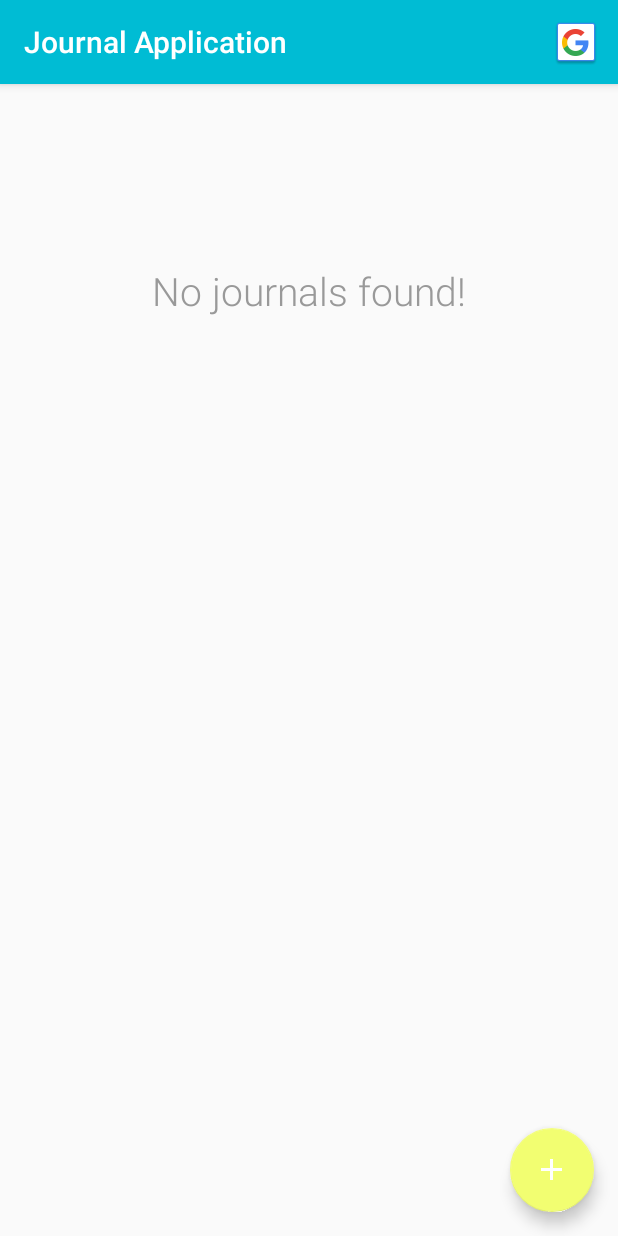
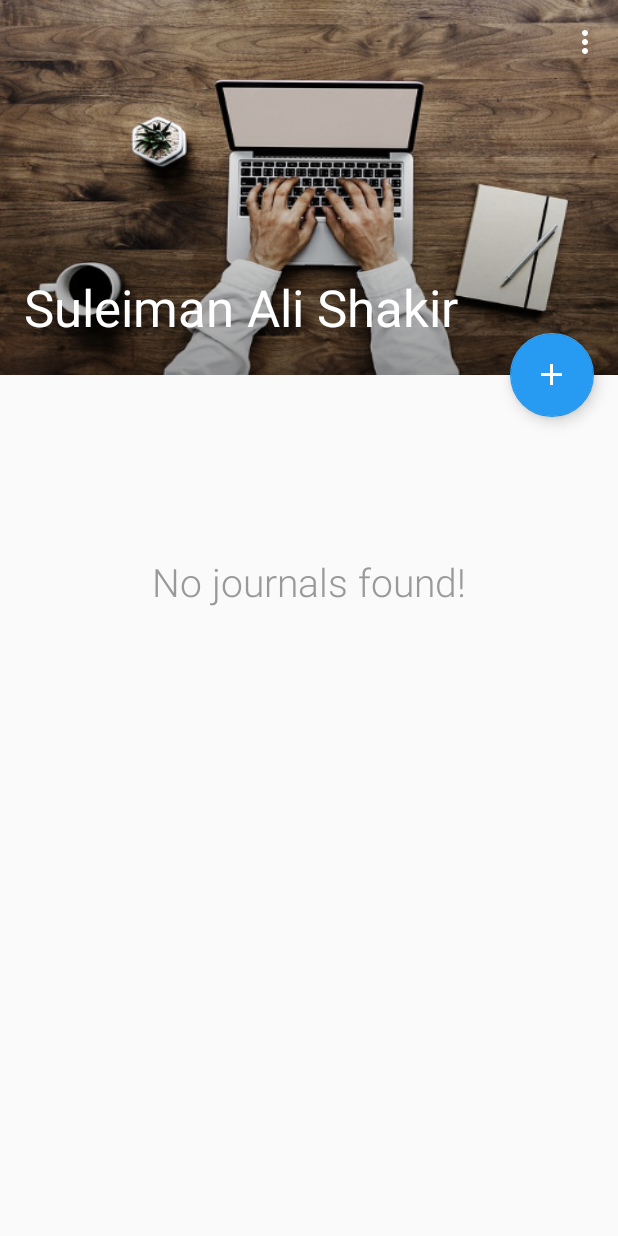
Before and after one commit to themavencoder/JournalApplication, an Android app: the screen it shows after launch once a user with an empty profile is signed in (MainActivity), on a phone screen of 412 x 824 dp. Run offline under Robolectric (Android 15) with nearby library versions, the phone set to English and light mode, and no system bars; our stand-ins replace Firebase (no records; nobody signed in at launch, a user with empty details on screens opened directly); libraries missing offline, so code that uses them is left out: android.support.v7; 1 statement that could not run was skipped.

Commit message:
Add collapsible toolbar

```diff
--- a/app/build.gradle
+++ b/app/build.gradle
@@ -19,6 +19,7 @@ android {
 }
 
 dependencies {
+
     implementation fileTree(include: ['*.jar'], dir: 'libs')
     implementation 'com.android.support:appcompat-v7:27.1.0'
     implementation 'com.android.support.constraint:constraint-layout:1.1.2'
@@ -31,6 +32,7 @@ dependencies {
     androidTestImplementation 'com.android.support.test.espresso:espresso-core:3.0.2'
     implementation 'com.google.android.gms:play-services-auth:11.6.0'
     implementation 'com.android.support:recyclerview-v7:27.1.1'
+    implementation 'com.android.support:palette-v7:27.1.1'
 }
 
 apply plugin: 'com.google.gms.google-services'
--- a/app/src/main/java/com/aloineinc/journalapplication/MainActivity.java
+++ b/app/src/main/java/com/aloineinc/journalapplication/MainActivity.java
@@ -2,13 +2,19 @@ package com.aloineinc.journalapplication;
 
 import android.content.DialogInterface;
 import android.content.Intent;
+import android.graphics.Bitmap;
+import android.graphics.BitmapFactory;
 import android.support.annotation.NonNull;
+import android.support.design.widget.AppBarLayout;
+import android.support.design.widget.CollapsingToolbarLayout;
 import android.support.design.widget.CoordinatorLayout;
 import android.support.design.widget.FloatingActionButton;
 import android.support.v7.app.AlertDialog;
 import android.support.v7.app.AppCompatActivity;
 import android.os.Bundle;
+import android.support.v7.graphics.Palette;
 import android.support.v7.widget.DefaultItemAnimator;
+import android.support.v7.widget.DividerItemDecoration;
 import android.support.v7.widget.LinearLayoutManager;
 import android.support.v7.widget.RecyclerView;
 import android.support.v7.widget.Toolbar;
@@ -19,6 +25,7 @@ import android.view.MenuInflater;
 import android.view.MenuItem;
 import android.view.View;
 import android.widget.EditText;
+import android.widget.ImageView;
 import android.widget.TextView;
 import android.widget.Toast;
 
@@ -26,7 +33,6 @@ import com.aloineinc.journalapplication.Userauthentication.UserLoginActivity;
 import com.aloineinc.journalapplication.localdb.JournalDbHelper;
 import com.aloineinc.journalapplication.localdb.model.JournalModel;
 import com.aloineinc.journalapplication.localdb.utilities.RecyclerTouchListener;
-import com.aloineinc.journalapplication.localdb.utilities.SeparatorItemDecoration;
 import com.google.firebase.auth.FirebaseAuth;
 import com.google.firebase.database.DatabaseReference;
 import com.google.firebase.database.FirebaseDatabase;
@@ -51,6 +57,12 @@ public class MainActivity extends AppCompatActivity {
    private FirebaseDatabase mFirebaseDatabase;
     private DatabaseReference mMessagesDatabaseReference;
 
+    private AppBarLayout appBarLayout;
+    private boolean appBarExpanded;
+    private Menu collapsedMenu;
+    private CollapsingToolbarLayout collapsingToolbar;
+    private ImageView header;
+
 
 
     @Override
@@ -59,13 +71,27 @@ public class MainActivity extends AppCompatActivity {
         setContentView(R.layout.activity_main);
         Toolbar toolbar = findViewById(R.id.toolbar);
         setSupportActionBar(toolbar);
-        mCoordinatorLayout = findViewById(R.id.coordinator_layout);
-        mRecyclerView = findViewById(R.id.recycler_view);
-        mJournalsView = findViewById(R.id.empty_journals_view);
+        collapsingToolbar =findViewById(R.id.collapsing_toolbar);
+        collapsingToolbar.setTitle("Suleiman Ali Shakir");
+        ImageView header = findViewById(R.id.header);
+        init();
+        journalsList.addAll(mDb.getAllJournals());
 
-        mDb = new JournalDbHelper(this);
-
-        journalsList.addAll(mDb.getAllJournals());
+        appBarLayout = findViewById(R.id.app_bar_layout);
+        appBarLayout.addOnOffsetChangedListener(new AppBarLayout.OnOffsetChangedListener() {
+            @Override
+            public void onOffsetChanged(AppBarLayout appBarLayout, int verticalOffset) {
+                //  Vertical offset == 0 indicates appBar is fully  expanded.
+                if (Math.abs(verticalOffset) > 200) {
+                    appBarExpanded = false;
+                    invalidateOptionsMenu();
+                } else {
+                    appBarExpanded = true;
+                    invalidateOptionsMenu();
+                }
+            }
+        });
+        gradientImage();
 
         FloatingActionButton fab = (FloatingActionButton) findViewById(R.id.fab);
         fab.setOnClickListener(new View.OnClickListener() {
@@ -79,7 +105,7 @@ public class MainActivity extends AppCompatActivity {
         RecyclerView.LayoutManager mLayoutManager = new LinearLayoutManager(getApplicationContext());
         mRecyclerView.setLayoutManager(mLayoutManager);
         mRecyclerView.setItemAnimator(new DefaultItemAnimator());
-        mRecyclerView.addItemDecoration(new SeparatorItemDecoration(this, LinearLayoutManager.VERTICAL, 16));
+        mRecyclerView.addItemDecoration(new DividerItemDecoration(this,LinearLayoutManager.VERTICAL));
         mRecyclerView.setAdapter(mJournalsAdapter);
 
         controlEmptyJournals();
@@ -124,6 +150,16 @@ public class MainActivity extends AppCompatActivity {
         };
         mFirebaseDatabase = FirebaseDatabase.getInstance();
         mMessagesDatabaseReference = mFirebaseDatabase.getReference().child("entries");
+
+    }
+
+    private void init() {
+        mCoordinatorLayout = findViewById(R.id.coordinator_layout);
+        mRecyclerView = findViewById(R.id.recycler_view);
+        mJournalsView = findViewById(R.id.empty_journals_view);
+
+        mDb = new JournalDbHelper(this);
+
 
     }
     private void createJournal(String journal) {
@@ -279,6 +315,7 @@ public class MainActivity extends AppCompatActivity {
     public boolean onCreateOptionsMenu(Menu menu) {
         MenuInflater inflater = getMenuInflater();
         inflater.inflate(R.menu.logout, menu);
+        collapsedMenu = menu;
         return true;
     }
 
@@ -289,6 +326,10 @@ public class MainActivity extends AppCompatActivity {
 
             case R.id.logout:
                 firebaseAuth.signOut();
+                break;
+            default:
+                showJournalDialog(false, null, -1);
+
 
         }
 
@@ -296,6 +337,19 @@ public class MainActivity extends AppCompatActivity {
 
     }
 
+    @Override
+    public boolean onPrepareOptionsMenu(Menu menu) {
+        if (collapsedMenu != null
+                && (!appBarExpanded || collapsedMenu.size() != 1)) {
+            //collapsed
+            collapsedMenu.add("Add")
+                    .setIcon(R.drawable.ic_add_white_24dp)
+                    .setShowAsAction(MenuItem.SHOW_AS_ACTION_IF_ROOM);
+        } else {
+            //expanded
+        }
+        return super.onPrepareOptionsMenu(collapsedMenu);
+    }
 
     @Override
     protected void onStart() {
@@ -303,5 +357,16 @@ public class MainActivity extends AppCompatActivity {
         firebaseAuth.addAuthStateListener(mAuthStateListener);
     }
 
+    private void gradientImage() {
+        Bitmap bitmap = BitmapFactory.decodeResource(getResources(),
+                R.drawable.header_image);
+        Palette.from(bitmap).generate(new Palette.PaletteAsyncListener() {
+            @Override
+            public void onGenerated(Palette palette) {
+                int mutedColor = palette.getMutedColor(R.attr.colorPrimary);
+                collapsingToolbar.setContentScrimColor(mutedColor);
+            }
+        });
+    }
 
 }
--- a/app/src/main/java/com/aloineinc/journalapplication/localdb/utilities/SeparatorItemDecoration.java
+++ /dev/null
@@ -1,98 +0,0 @@
-package com.aloineinc.journalapplication.localdb.utilities;
-
-import android.content.Context;
-import android.content.res.Resources;
-import android.content.res.TypedArray;
-import android.graphics.Canvas;
-import android.graphics.Rect;
-import android.graphics.drawable.Drawable;
-import android.support.v7.widget.LinearLayoutManager;
-import android.support.v7.widget.RecyclerView;
-import android.util.TypedValue;
-import android.view.View;
-
-public class SeparatorItemDecoration extends RecyclerView.ItemDecoration {
-
-    private static final int[] ATTRS = new int[]{
-            android.R.attr.listDivider
-    };
-
-    public static final int HORIZONTAL_LIST = LinearLayoutManager.HORIZONTAL;
-    public static final int VERTICAL_LIST = LinearLayoutManager.VERTICAL;
-
-    private Drawable mDivider;
-    private int mOrientation;
-    private Context context;
-    private int margin;
-
-    public SeparatorItemDecoration(Context context, int orientation, int margin) {
-        this.context = context;
-        this.margin = margin;
-        final TypedArray a = context.obtainStyledAttributes(ATTRS);
-        mDivider = a.getDrawable(0);
-        a.recycle();
-        setOrientation(orientation);
-    }
-
-    public void setOrientation(int orientation) {
-        if (orientation != HORIZONTAL_LIST && orientation != VERTICAL_LIST) {
-            throw new IllegalArgumentException("invalid orientation");
-        }
-        mOrientation = orientation;
-    }
-
-    @Override
-    public void onDrawOver(Canvas c, RecyclerView parent, RecyclerView.State state) {
-        if (mOrientation == VERTICAL_LIST) {
-            drawVertical(c, parent);
-        } else {
-            drawHorizontal(c, parent);
-        }
-    }
-
-    public void drawVertical(Canvas c, RecyclerView parent) {
-        final int left = parent.getPaddingLeft();
-        final int right = parent.getWidth() - parent.getPaddingRight();
-
-        final int childCount = parent.getChildCount();
-        for (int i = 0; i < childCount; i++) {
-            final View child = parent.getChildAt(i);
-            final RecyclerView.LayoutParams params = (RecyclerView.LayoutParams) child
-                    .getLayoutParams();
-            final int top = child.getBottom() + params.bottomMargin;
-            final int bottom = top + mDivider.getIntrinsicHeight();
-            mDivider.setBounds(left + dpToPx(margin), top, right - dpToPx(margin), bottom);
-            mDivider.draw(c);
-        }
-    }
-
-    public void drawHorizontal(Canvas c, RecyclerView parent) {
-        final int top = parent.getPaddingTop();
-        final int bottom = parent.getHeight() - parent.getPaddingBottom();
-
-        final int childCount = parent.getChildCount();
-        for (int i = 0; i < childCount; i++) {
-            final View child = parent.getChildAt(i);
-            final RecyclerView.LayoutParams params = (RecyclerView.LayoutParams) child
-                    .getLayoutParams();
-            final int left = child.getRight() + params.rightMargin;
-            final int right = left + mDivider.getIntrinsicHeight();
-            mDivider.setBounds(left, top + dpToPx(margin), right, bottom - dpToPx(margin));
-            mDivider.draw(c);
-        }
-    }
-
-    @Override
-    public void getItemOffsets(Rect outRect, View view, RecyclerView parent, RecyclerView.State state) {
-        if (mOrientation == VERTICAL_LIST) {
-            outRect.set(0, 0, 0, mDivider.getIntrinsicHeight());
-        } else {
-            outRect.set(0, 0, mDivider.getIntrinsicWidth(), 0);
-        }
-    }
-
-    private int dpToPx(int dp) {
-        Resources r = context.getResources();
-        return Math.round(TypedValue.applyDimension(TypedValue.COMPLEX_UNIT_DIP, dp, r.getDisplayMetrics()));
-    }
-}
--- /dev/null
+++ b/app/src/main/res/drawable/scrim.xml
@@ -0,0 +1,8 @@
+<?xml version="1.0" encoding="utf-8"?>
+<shape xmlns:android="http://schemas.android.com/apk/res/android"
+    android:shape="rectangle">
+    <gradient
+        android:angle="90"
+        android:endColor="@android:color/transparent"
+        android:startColor="#66000000"/>
+</shape>
--- a/app/src/main/res/layout/activity_main.xml
+++ b/app/src/main/res/layout/activity_main.xml
@@ -2,23 +2,50 @@
 <android.support.design.widget.CoordinatorLayout xmlns:android="http://schemas.android.com/apk/res/android"
     xmlns:app="http://schemas.android.com/apk/res-auto"
     xmlns:tools="http://schemas.android.com/tools"
+    android:id="@+id/coordinator_layout"
     android:layout_width="match_parent"
     android:layout_height="match_parent"
-    android:id="@+id/coordinator_layout"
     tools:context=".MainActivity">
 
     <android.support.design.widget.AppBarLayout
+        android:id="@+id/app_bar_layout"
         android:layout_width="match_parent"
-        android:layout_height="wrap_content"
-        android:theme="@style/AppTheme.AppBarOverlay">
+        android:layout_height="250dp"
+        android:theme="@style/ThemeOverlay.AppCompat.Dark.ActionBar">
 
-    <android.support.v7.widget.Toolbar
-        android:id="@+id/toolbar"
-        android:layout_width="match_parent"
-        android:layout_height="?attr/actionBarSize"
-        android:background="?attr/colorPrimary"
-        app:popupTheme="@style/AppTheme.PopupOverlay" />
+        <android.support.design.widget.CollapsingToolbarLayout
+            android:id="@+id/collapsing_toolbar"
+            android:layout_width="match_parent"
+            android:layout_height="match_parent"
+            android:fitsSystemWindows="true"
+            app:contentScrim="?attr/colorPrimary"
+            app:expandedTitleMarginStart="@dimen/activity_margin"
+            app:layout_scrollFlags="scroll|exitUntilCollapsed|snap">
 
+            <ImageView
+                android:id="@+id/header"
+                android:layout_width="match_parent"
+                android:layout_height="match_parent"
+                android:background="@drawable/header_image"
+                android:scaleType="centerCrop"
+                app:layout_collapseMode="parallax"/>
+
+            <View
+                android:layout_width="match_parent"
+                android:layout_height="160dp"
+                android:layout_gravity="bottom"
+                android:background="@drawable/scrim"/>
+
+
+        <android.support.v7.widget.Toolbar
+            android:id="@+id/toolbar"
+            android:layout_width="match_parent"
+            app:layout_collapseMode="pin"
+            android:layout_height="?attr/actionBarSize"
+
+            app:popupTheme="@style/ThemeOverlay.AppCompat.Light" />
+
+        </android.support.design.widget.CollapsingToolbarLayout>
     </android.support.design.widget.AppBarLayout>
 
     <include layout="@layout/content_main" />
@@ -27,11 +54,12 @@
         android:id="@+id/fab"
         android:layout_width="wrap_content"
         android:layout_height="wrap_content"
-        android:layout_gravity="bottom|end"
         android:layout_margin="@dimen/fab_margin"
+        app:backgroundTint="#279AF1"
+        app:fabSize="normal"
+        app:layout_anchor="@id/app_bar_layout"
+        app:layout_anchorGravity="bottom|right|end"
         app:srcCompat="@drawable/ic_add_white_24dp" />
 
 
-
-
-    </android.support.design.widget.CoordinatorLayout>
+</android.support.design.widget.CoordinatorLayout>
--- a/app/src/main/res/menu/logout.xml
+++ b/app/src/main/res/menu/logout.xml
@@ -6,6 +6,6 @@
         android:id="@+id/logout"
         android:icon="@drawable/common_google_signin_btn_icon_dark_normal"
         android:title="Log out"
-        app:showAsAction="ifRoom" />
+        app:showAsAction="never" />
 
 </menu>
```
Also changed, not shown: app/src/main/res/drawable/scrim_topdown.xml (added, +8 -0 lines), app/src/main/res/drawable-xhdpi/header_image.jpg (added).
